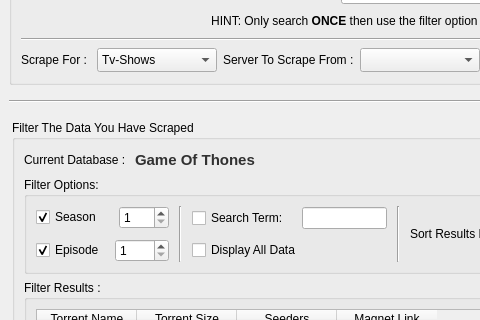
Before: the Qt Designer form src/design_files/mainWindow.ui in ayieko168/Eztv-torrent-scrapper, drawn with Qt 5; both pictures show x 0 to 480 and y 83 to 403 of the 1032 by 728 pixel window.
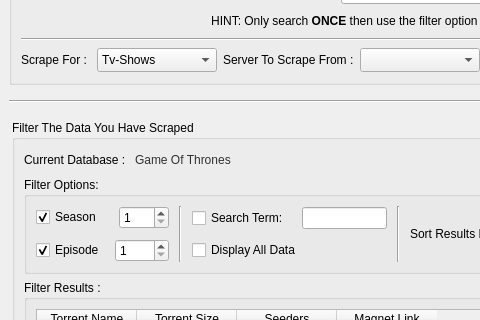
After: the same form once the commit is applied. Icons and pictures are not drawn.

Diff of the .ui file:
```diff
--- a/src/design_files/mainWindow.ui
+++ b/src/design_files/mainWindow.ui
@@ -352,8 +352,12 @@
                   </item>
                   <item>
                    <widget class="QLabel" name="currnet_database_label">
+                    <property name="styleSheet">
+                     <string notr="true">font: 700 11pt &quot;Century Gothic&quot;;
+color: rgb(49, 49, 49);</string>
+                    </property>
                     <property name="text">
-                     <string>&lt;html&gt;&lt;head/&gt;&lt;body&gt;&lt;p&gt;&lt;span style=&quot; font-size:11pt; font-weight:700; color:#313131;&quot;&gt;Game Of Thones&lt;/span&gt;&lt;/p&gt;&lt;/body&gt;&lt;/html&gt;</string>
+                     <string>Game Of Thrones</string>
                     </property>
                    </widget>
                   </item>
```
